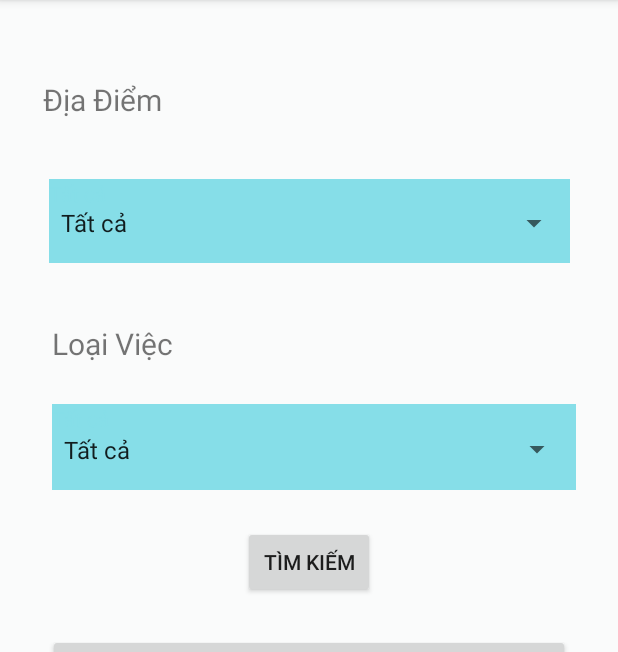
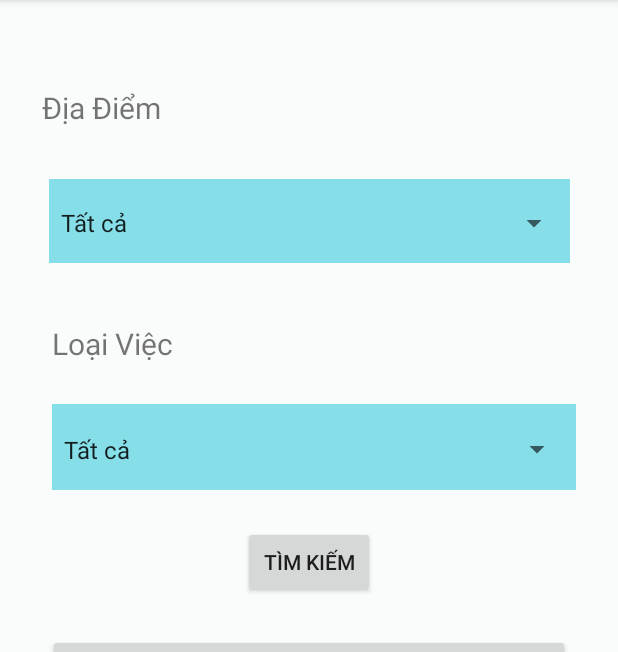
Before and after one commit to npcv1999/Do-An-Co-So, an Android app: the MainActivity screen opened directly, with no data from a screen before it, on a phone screen of 412 x 824 dp, the part 84-736 px from its top. Run offline under Robolectric (Android 15) with nearby library versions, the phone set to English and light mode, and no system bars.

Commit message:
Update activity_main.xml

```diff
--- a/CongTimViecIt/app/src/main/res/layout/activity_main.xml
+++ b/CongTimViecIt/app/src/main/res/layout/activity_main.xml
@@ -72,15 +72,15 @@
         android:layout_width="134dp"
         android:layout_height="29dp"
         android:layout_marginTop="32dp"
-        android:layout_marginBottom="56dp"
+        android:layout_marginBottom="32dp"
         android:text="@string/a_i_m"
         android:textSize="20sp"
-        app:layout_constraintBottom_toBottomOf="parent"
+        app:layout_constraintBottom_toTopOf="@+id/slcDiaDiem"
         app:layout_constraintEnd_toEndOf="parent"
-        app:layout_constraintHorizontal_bias="0.102"
+        app:layout_constraintHorizontal_bias="0.101"
         app:layout_constraintStart_toStartOf="parent"
         app:layout_constraintTop_toTopOf="parent"
-        app:layout_constraintVertical_bias="0.032" />
+        app:layout_constraintVertical_bias="1.0" />
 
     <TextView
         android:id="@+id/textView2"
```
